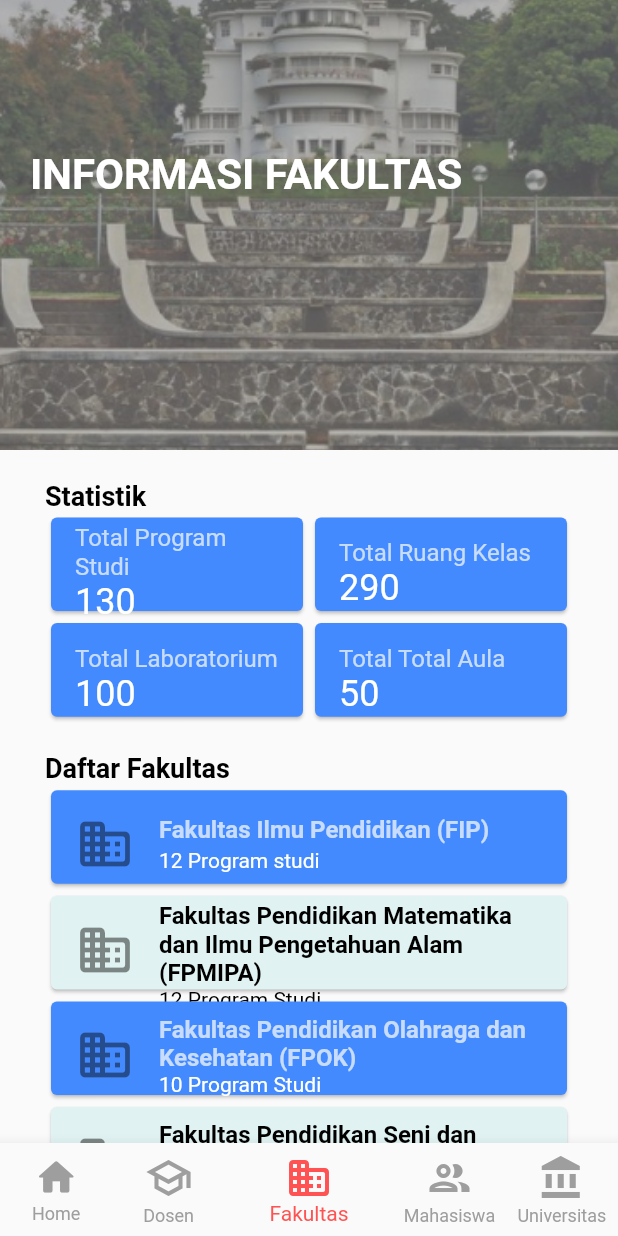
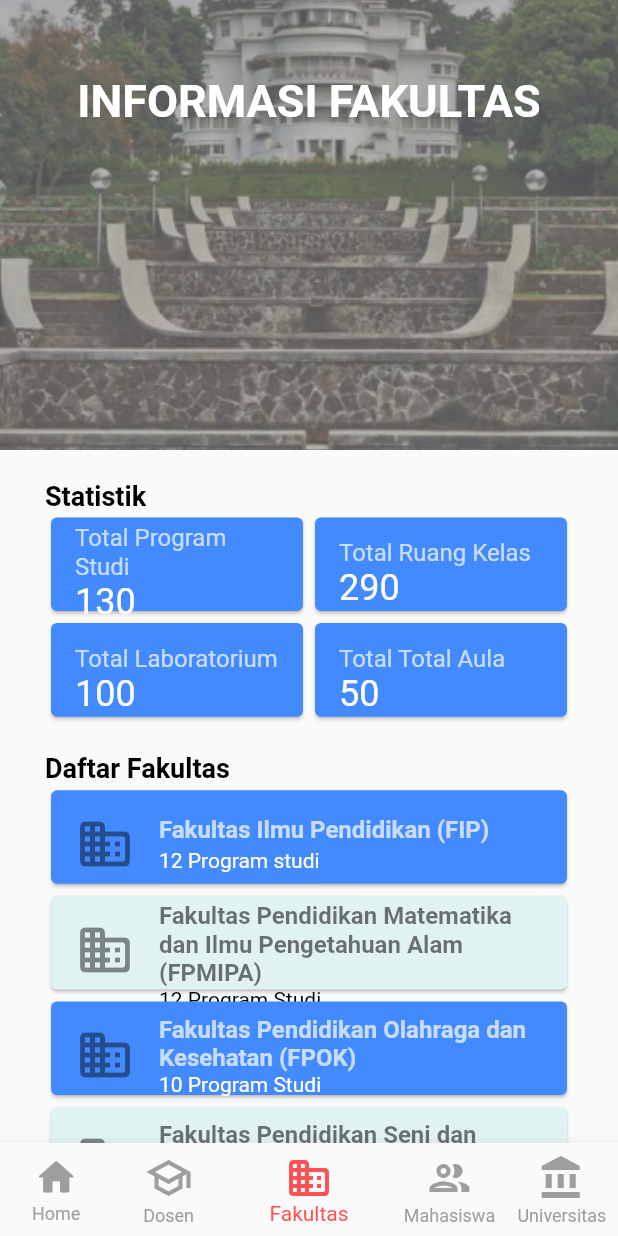
Before and after one commit to muhammad-azriel-cp/PROVIS_KELOMPOK9, a Flutter app: the BottomNav screen opened directly, item 3 of the bottom bar chosen, on a phone screen of 412 x 824 dp. Run offline on Flutter 3.47's test engine with Material 2 defaults, Android fonts, the phone set to English and light mode, and no system bars; our stand-ins replace charts_flutter; network calls fail.

Commit message:
Update fakultas.dart

```diff
--- a/lib/bottom/fakultas.dart
+++ b/lib/bottom/fakultas.dart
@@ -38,19 +38,23 @@ class _FakultasState extends State<Fakultas> {
                 ),
               ),
               Column(children: <Widget>[
-                //Yang diatas backgroud gambar
-                Row(children: <Widget>[
-                  Container(
-                    margin: const EdgeInsets.only(
-                        top: 100, right: 20, left: 20, bottom: 0),
-                    child: const Text("INFORMASI FAKULTAS",
-                        style: TextStyle(
-                            fontSize: 28,
-                            fontWeight: FontWeight.bold,
-                            color: Colors.white)),
-                  ),
-                ]),
-              ])
+                    Padding(
+                        padding: EdgeInsets.only(top: 50),
+                        child: Row(
+                            mainAxisAlignment: MainAxisAlignment.center,
+                            children: [
+                              Container(
+                                child: Text(
+                                  "INFORMASI FAKULTAS",
+                                  style: TextStyle(
+                                    color: Colors.white,
+                                    fontWeight: FontWeight.bold,
+                                    fontSize: 30,
+                                  ),
+                                ),
+                              ),
+                            ]))
+                  ])
             ]),
             Container(
               margin: const EdgeInsets.only(left: 30, top: 20),
@@ -146,7 +150,7 @@ class _FakultasState extends State<Fakultas> {
                             title: Text(
                               "Fakultas Pendidikan Matematika dan Ilmu Pengetahuan Alam (FPMIPA)",
                               style:
-                                  const TextStyle( fontSize: 16, color: Colors.black, fontWeight: FontWeight.bold,),
+                                  const TextStyle( fontSize: 16, color: Colors.black54, fontWeight: FontWeight.bold,),
                             ),
                             subtitle: Text("12 Program Studi",
                               style:
@@ -198,7 +202,7 @@ class _FakultasState extends State<Fakultas> {
                             title: Text(
                               "Fakultas Pendidikan Seni dan Desain (FPSD)",
                               style:
-                                  const TextStyle( fontSize: 16, color: Colors.black, fontWeight: FontWeight.bold,),
+                                  const TextStyle( fontSize: 16, color: Colors.black54, fontWeight: FontWeight.bold,),
                             ),
                             subtitle: Text("12 Program Studi",
                               style:
```
